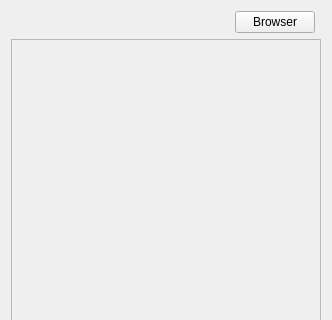
rolandjansky/athena, file graphics/VP1/VP1Systems/VP1AODSystems/src/vp1aodcontrollerform.ui: the form before one commit; both pictures show x 0 to 332 and y 0 to 320 of the 332 by 563 pixel window.
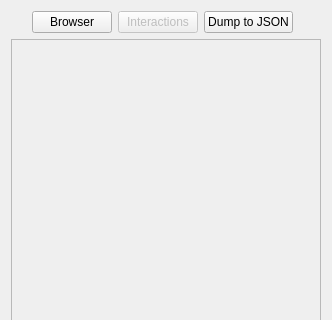
The form after the commit.

The edit to the form file:
```diff
--- a/graphics/VP1/VP1Systems/VP1AODSystems/src/vp1aodcontrollerform.ui
+++ b/graphics/VP1/VP1Systems/VP1AODSystems/src/vp1aodcontrollerform.ui
@@ -51,6 +51,36 @@
        </property>
       </widget>
      </item>
+     <item>
+      <widget class="QPushButton" name="pushButton_interactions">
+       <property name="enabled">
+        <bool>false</bool>
+       </property>
+       <property name="text">
+        <string>Interactions</string>
+       </property>
+      </widget>
+     </item>
+     <item>
+      <widget class="QPushButton" name="pushButton_dumpToJSON">
+       <property name="text">
+        <string>Dump to JSON</string>
+       </property>
+      </widget>
+     </item>
+     <item>
+      <spacer name="horizontalSpacer_2">
+       <property name="orientation">
+        <enum>Qt::Horizontal</enum>
+       </property>
+       <property name="sizeHint" stdset="0">
+        <size>
+         <width>40</width>
+         <height>20</height>
+        </size>
+       </property>
+      </spacer>
+     </item>
      <item>
       <widget class="QWidget" name="widget_settingsButtonsPlaceholder" native="true">
        <property name="sizePolicy">
```
Left out of the diff: 4 changed lines with no effect on the pictures.
